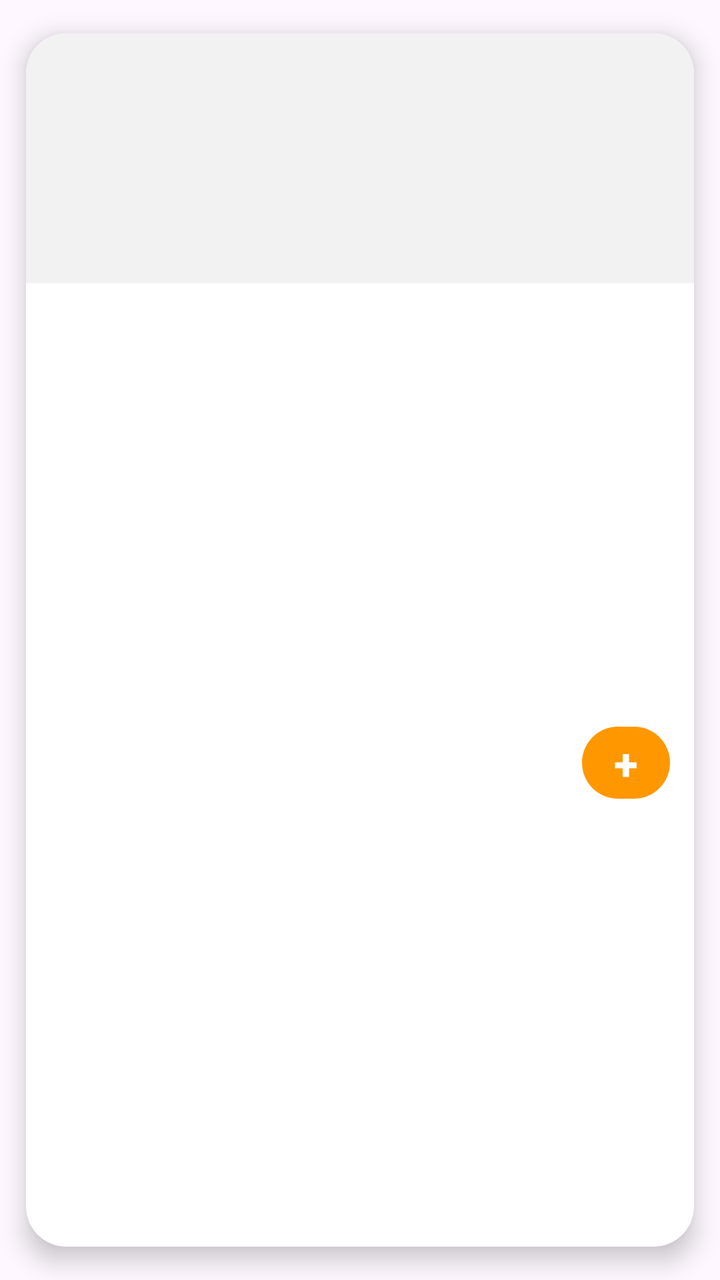
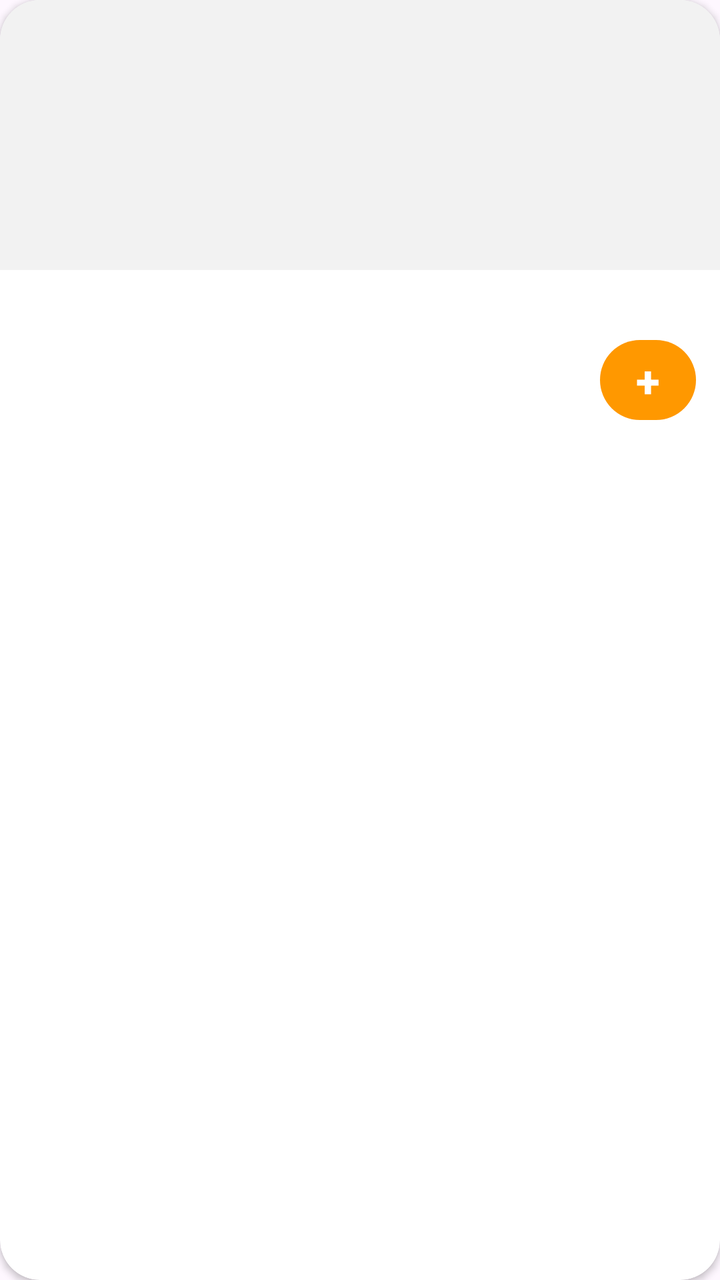

An Android layout rendered at two revisions. The XML below is the earlier revision; the diff shows what the commit changed to produce the second picture.
<!-- AndroidManifest.xml: application theme Theme.AppZetaR -->
<!-- res/layout/item_task_menu_usuario.xml -->
<?xml version="1.0" encoding="utf-8"?>
<androidx.cardview.widget.CardView
    xmlns:android="http://schemas.android.com/apk/res/android"
    xmlns:app="http://schemas.android.com/apk/res-auto"

    android:layout_width="250dp"
    android:layout_height="260dp"

    android:layout_marginStart="8dp"
    android:layout_marginEnd="8dp"
    android:layout_marginBottom="10dp"

    app:cardBackgroundColor="#FFFFFF"
    app:cardCornerRadius="20dp"
    app:cardElevation="7dp"
    app:cardUseCompatPadding="true">

    <LinearLayout
        android:layout_width="match_parent"
        android:layout_height="match_parent"
        android:orientation="vertical">

        
        
        

        <ImageView
            android:id="@+id/imgPlato"
            android:layout_width="match_parent"
            android:layout_height="125dp"
            android:background="#F2F2F2"
            android:contentDescription="@string/txt_plato"
            android:scaleType="centerCrop" />


        
        
        

        <LinearLayout
            android:layout_width="match_parent"
            android:layout_height="0dp"
            android:layout_weight="1"

            android:gravity="center_vertical"

            android:orientation="horizontal"

            android:paddingStart="14dp"
            android:paddingTop="8dp"
            android:paddingEnd="12dp"
            android:paddingBottom="10dp">


            
            
            

            <LinearLayout
                android:layout_width="0dp"
                android:layout_height="wrap_content"
                android:layout_weight="1"
                android:orientation="vertical">


                

                <TextView
                    android:id="@+id/tvMenuPlato"
                    android:layout_width="match_parent"
                    android:layout_height="wrap_content"

                    android:ellipsize="end"
                    android:maxLines="2"

                    android:textColor="#202020"
                    android:textSize="16sp"
                    android:textStyle="bold" />


                

                <TextView
                    android:id="@+id/tvPrecio"
                    android:layout_width="wrap_content"
                    android:layout_height="wrap_content"

                    android:layout_marginTop="4dp"

                    android:textColor="#FF9800"
                    android:textSize="14sp"
                    android:textStyle="bold" />


                

                <TextView
                    android:id="@+id/tvStockPlato"
                    android:layout_width="wrap_content"
                    android:layout_height="wrap_content"

                    android:layout_marginTop="3dp"

                    android:textSize="12sp"
                    android:textStyle="bold" />

            </LinearLayout>


            
            
            

            <com.google.android.material.button.MaterialButton
                android:id="@+id/btnAgregar"

                android:layout_width="44dp"
                android:layout_height="44dp"

                android:layout_marginStart="8dp"

                android:minWidth="0dp"
                android:minHeight="0dp"

                android:padding="0dp"

                android:text="+"
                android:textColor="#FFFFFF"
                android:textSize="22sp"
                android:textStyle="bold"

                app:backgroundTint="#FF9800"
                app:cornerRadius="22dp" />

        </LinearLayout>

    </LinearLayout>

</androidx.cardview.widget.CardView>
<!-- resources referenced by this layout -->
<resources>
  <string name="txt_plato">PLATO</string>
  <style name="Theme.AppZetaR" parent="Base.Theme.AppZetaR" />
  <style name="Base.Theme.AppZetaR" parent="Theme.Material3.DayNight.NoActionBar">
          
          
      </style>
</resources>

<!-- the commit's change to res/layout/item_task_menu_usuario.xml (unified diff, before → after) -->
@@ -3,8 +3,10 @@
     xmlns:android="http://schemas.android.com/apk/res/android"
     xmlns:app="http://schemas.android.com/apk/res-auto"
 
-    android:layout_width="250dp"
-    android:layout_height="260dp"
+    android:layout_width="match_parent"
+    android:layout_height="wrap_content"
+
+    android:minHeight="250dp"
 
     android:layout_marginStart="8dp"
     android:layout_marginEnd="8dp"
@@ -12,12 +14,14 @@
 
     app:cardBackgroundColor="#FFFFFF"
     app:cardCornerRadius="20dp"
-    app:cardElevation="7dp"
-    app:cardUseCompatPadding="true">
+    app:cardElevation="2dp"
+    app:cardMaxElevation="2dp"
+    app:cardPreventCornerOverlap="true"
+    app:cardUseCompatPadding="false">
 
     <LinearLayout
         android:layout_width="match_parent"
-        android:layout_height="match_parent"
+        android:layout_height="wrap_content"
         android:orientation="vertical">
 
         
@@ -27,7 +31,7 @@
         <ImageView
             android:id="@+id/imgPlato"
             android:layout_width="match_parent"
-            android:layout_height="125dp"
+            android:layout_height="135dp"
             android:background="#F2F2F2"
             android:contentDescription="@string/txt_plato"
             android:scaleType="centerCrop" />
@@ -39,8 +43,9 @@
 
         <LinearLayout
             android:layout_width="match_parent"
-            android:layout_height="0dp"
-            android:layout_weight="1"
+            android:layout_height="wrap_content"
+
+            android:minHeight="112dp"
 
             android:gravity="center_vertical"
 
@@ -114,13 +119,13 @@
             <com.google.android.material.button.MaterialButton
                 android:id="@+id/btnAgregar"
 
-                android:layout_width="44dp"
-                android:layout_height="44dp"
+                android:layout_width="48dp"
+                android:layout_height="48dp"
+
+                android:minWidth="48dp"
+                android:minHeight="48dp"
 
                 android:layout_marginStart="8dp"
-
-                android:minWidth="0dp"
-                android:minHeight="0dp"
 
                 android:padding="0dp"
 
@@ -130,7 +135,7 @@
                 android:textStyle="bold"
 
                 app:backgroundTint="#FF9800"
-                app:cornerRadius="22dp" />
+                app:cornerRadius="24dp" />
 
         </LinearLayout>
 
